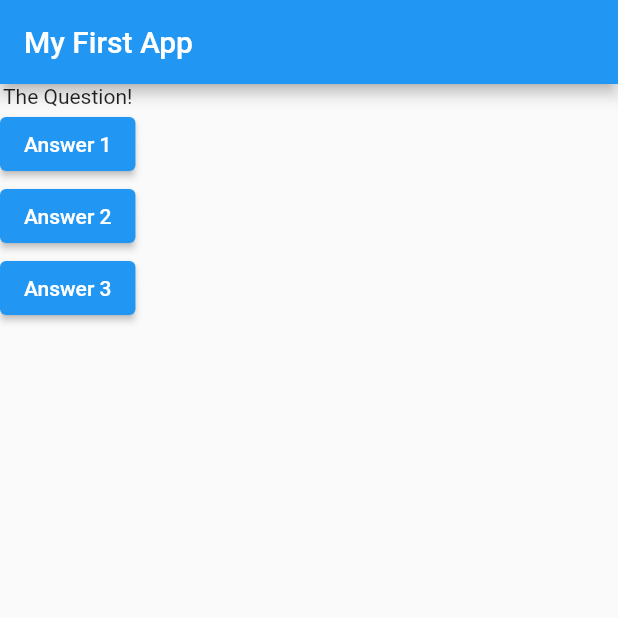
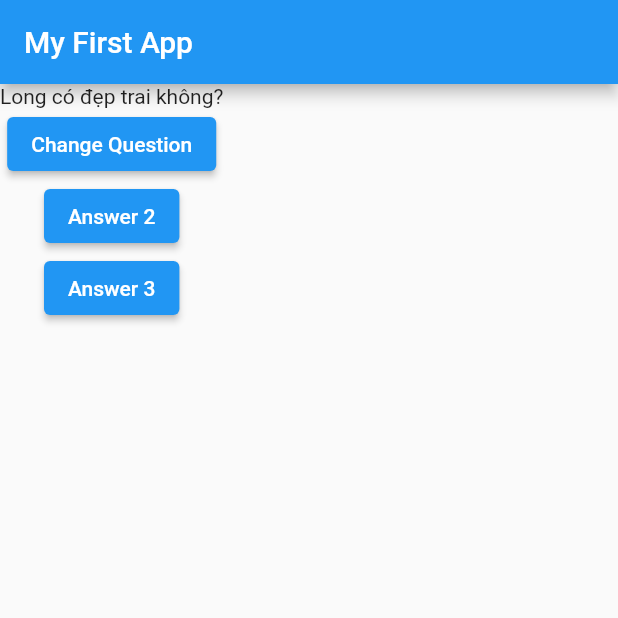
Before and after one commit to trlong357/quizz-app-flutter, a Flutter app: the screen it shows after launch, on a phone screen of 412 x 824 dp, the top half of it. Run offline on Flutter 3.47's test engine with Material 2 defaults, Android fonts, the phone set to English and light mode, and no system bars.

```diff
--- a/lib/main.dart
+++ b/lib/main.dart
@@ -4,10 +4,28 @@ void main() {
   runApp(MyApp());
 }
 
-class MyApp extends StatelessWidget {
-  const MyApp({Key? key}) : super(key: key);
+class MyApp extends StatefulWidget {
+  const MyApp({super.key});
+  @override
+  _MyAppState createState() => _MyAppState();
+}
 
-  void answerQuestion() {
+class _MyAppState extends State<MyApp> {
+  var questionList = [
+    "Long có đẹp trai không?",
+    "Long có mập địt không?",
+    "Ti có móm không?"
+  ];
+  var _questionIndex = 0;
+
+  void _answerQuestion() {
+    setState(() {
+      if (_questionIndex == 2) {
+        _questionIndex = 0;
+      } else {
+        _questionIndex += 1;
+      }
+    });
     print("Answer Chosen");
   }
 
@@ -17,10 +35,10 @@ class MyApp extends StatelessWidget {
       home: Scaffold(
         appBar: AppBar(title: const Text("My First App")),
         body: Column(children: <Widget>[
-          const Text("The Question!"),
+          Text(questionList[_questionIndex]),
           ElevatedButton(
-            onPressed: answerQuestion,
-            child: const Text("Answer 1"),
+            onPressed: _answerQuestion,
+            child: const Text("Change Question"),
           ),
           ElevatedButton(
             onPressed: () => print("Answer 2"),
```
